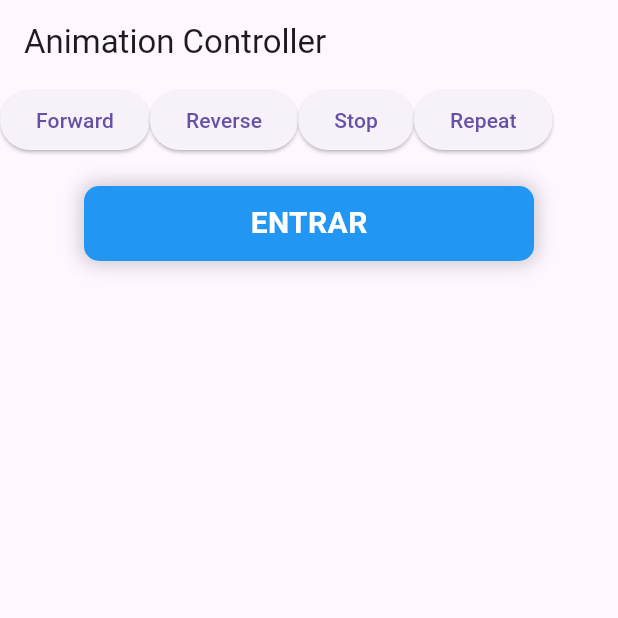
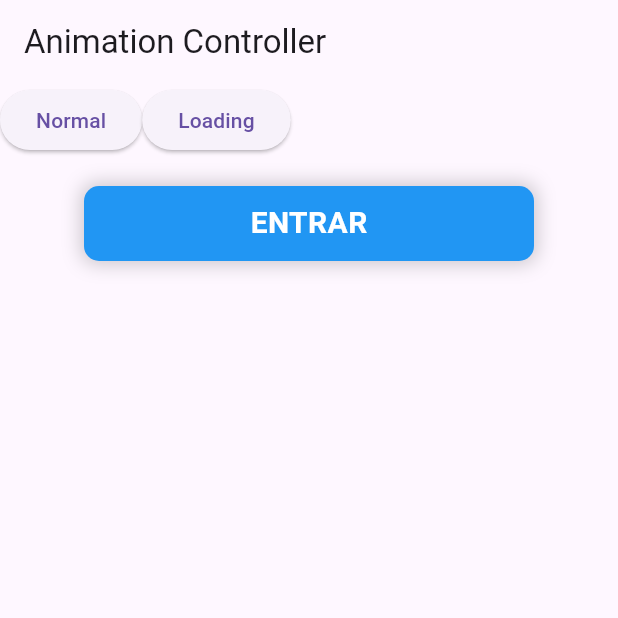
Before and after one commit to itajacybsd/animacaocontrolada, a Flutter app: the screen it shows after launch, on a phone screen of 412 x 824 dp, the top half of it. Run offline on Flutter 3.47's test engine with Material 3 defaults, Android fonts, the phone set to English and light mode, and no system bars.

Commit message:
Segunda forma - implicita

```diff
--- a/lib/main.dart
+++ b/lib/main.dart
@@ -18,22 +18,13 @@ class HomePage extends StatefulWidget {
   State<HomePage> createState() => _HomePageState();
 }
 
-class _HomePageState extends State<HomePage>
-    with SingleTickerProviderStateMixin {
-  //!  PRIMEIRA FORMA, COM O CONTROLLER EXTERNO
-  late final AnimationController _animationController;
+class _HomePageState extends State<HomePage> {
+  //!  SEGUNDA FORMA, COM O CONTROLLER EXTERNO
+
+  var _status = AnimatedButtonStatus.normal;
 
   // O controller depende de ações externas
   // e as açoes externas se assemelham a um player de audio/video
-
-  @override
-  void initState() {
-    super.initState();
-    _animationController = AnimationController(
-      duration: Duration(seconds: 2),
-      vsync: this,
-    );
-  }
 
   @override
   Widget build(BuildContext context) {
@@ -45,45 +36,53 @@ class _HomePageState extends State<HomePage>
             children: [
               ElevatedButton(
                 onPressed: () {
-                  _animationController.forward();
+                  setState(() {
+                    _status = AnimatedButtonStatus.normal;
+                  });
                 },
-                child: Text('Forward'),
+                child: Text('Normal'),
               ),
               ElevatedButton(
                 onPressed: () {
-                  _animationController.reverse();
+                  setState(() {
+                    _status = AnimatedButtonStatus.loading;
+                  });
                 },
-                child: Text('Reverse'),
+                child: Text('Loading'),
               ),
-              ElevatedButton(
-                onPressed: () {
-                  _animationController.stop();
-                },
-                child: Text('Stop'),
-              ),
-              ElevatedButton(
-                onPressed: () {
-                  _animationController.repeat(reverse: true);
-                },
-                child: Text('Repeat'),
-              ),
+              // ElevatedButton(
+              //   onPressed: () {
+              //     _animationController.stop();
+              //   },
+              //   child: Text('Stop'),
+              // ),
+              // ElevatedButton(
+              //   onPressed: () {
+              //     _animationController.repeat(reverse: true);
+              //   },
+              //   child: Text('Repeat'),
+              // ),
             ],
           ),
           const SizedBox(height: 20),
-          AnimatedButton(controller: _animationController),
+          AnimatedButton(status: _status),
         ],
       ),
     );
   }
 }
 
+enum AnimatedButtonStatus { normal, loading }
+
 class AnimatedButton extends StatefulWidget {
-  final AnimationController controller;
-  const AnimatedButton({super.key, required this.controller});
+  final AnimatedButtonStatus status;
+  const AnimatedButton({super.key, required this.status});
 
   @override
   State<AnimatedButton> createState() => _AnimatedButtonState();
 }
+
+//! precisaremos de algo que informe as alteraçãoes
 
 class _AnimatedButtonState extends State<AnimatedButton>
     with SingleTickerProviderStateMixin {
@@ -96,11 +95,11 @@ class _AnimatedButtonState extends State<AnimatedButton>
   @override
   void initState() {
     super.initState();
-    _animationController = widget.controller;
-    // _animationController = AnimationController(
-    //   duration: Duration(seconds: 2),
-    //   vsync: this,
-    // );
+    // _animationController = widget.controller;
+    _animationController = AnimationController(
+      duration: Duration(seconds: 2),
+      vsync: this,
+    );
     _animationController.addListener(listener);
 
     // _widthAnimation = Tween<double>(
@@ -133,12 +132,31 @@ class _AnimatedButtonState extends State<AnimatedButton>
     ).animate(
       CurvedAnimation(parent: _animationController, curve: Interval(0.6, 1)),
     );
+
+    if (widget.status == AnimatedButtonStatus.loading) {
+      _animationController.value = 1.0;
+    } else {
+      _animationController.value = 0.0;
+    }
   }
 
   void listener() {
     // se não tiver esse setState ele não atualiza
     setState(() {});
     // print('Value: ${_animationController.value}');
+  }
+
+  @override
+  //! Escuta as atualizações de estado no widget
+  //! verifica se houve alguma alteração no widget.status
+  void didUpdateWidget(covariant AnimatedButton oldWidget) {
+    super.didUpdateWidget(oldWidget);
+
+    if (widget.status == AnimatedButtonStatus.loading) {
+      _animationController.forward();
+    } else {
+      _animationController.reverse();
+    }
   }
 
   @override
```
